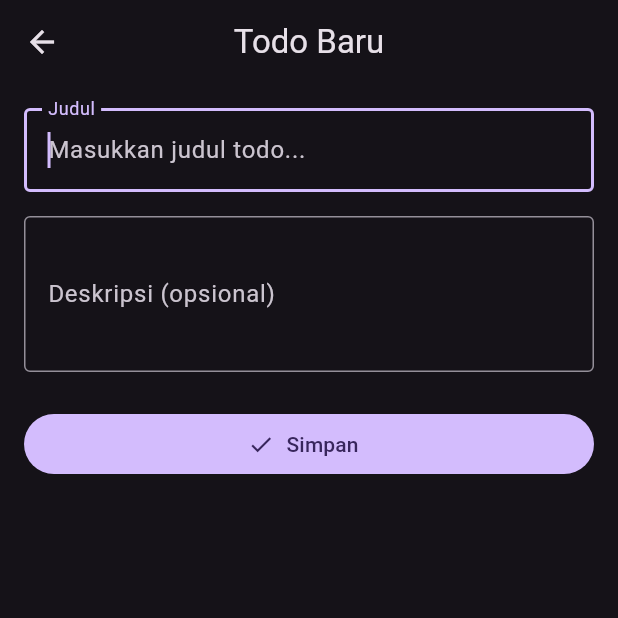
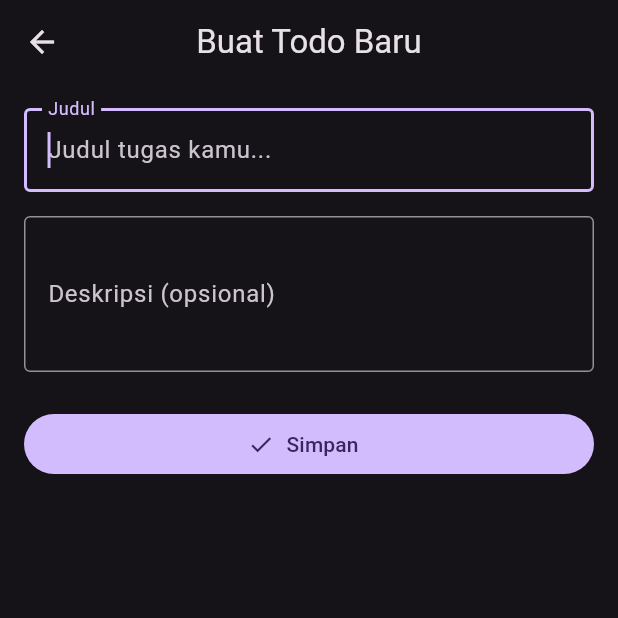
Before and after one commit to rizalanggoro/flutter-test-pwa, a Flutter app: the AddTodoPage screen opened by its route, on a phone screen of 412 x 824 dp, the top half of it. Run offline on Flutter 3.47's test engine with Material 3 defaults, Android fonts, the phone set to English and light mode, and no system bars; our stand-ins replace go_router, web; statements that could not run were skipped.

Commit message:
Update add todo page title and hint text

```diff
--- a/lib/add_todo_page.dart
+++ b/lib/add_todo_page.dart
@@ -39,7 +39,7 @@ class _AddTodoPageState extends State<AddTodoPage> {
   Widget build(BuildContext context) {
     return Scaffold(
       appBar: AppBar(
-        title: const Text('Todo Baru'),
+        title: const Text('Buat Todo Baru'),
         centerTitle: true,
         leading: IconButton(
           icon: const Icon(Icons.arrow_back),
@@ -54,7 +54,7 @@ class _AddTodoPageState extends State<AddTodoPage> {
               controller: _titleController,
               decoration: const InputDecoration(
                 labelText: 'Judul',
-                hintText: 'Masukkan judul todo...',
+                hintText: 'Judul tugas kamu...',
                 border: OutlineInputBorder(),
               ),
               autofocus: true,
```
